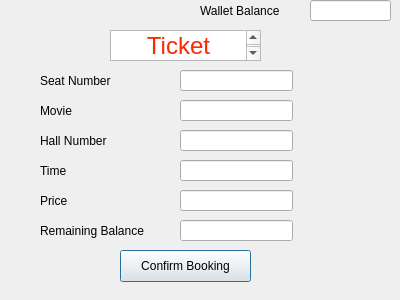
Qt form Applied-Final-Project/confirmbook.ui (MohmedAkram/Applied-Final-Project) before a commit.
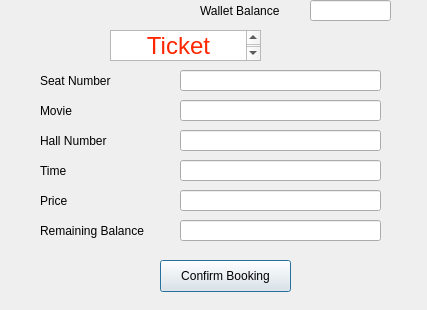
The same form after that commit.

```diff
--- a/Applied-Final-Project/confirmbook.ui
+++ b/Applied-Final-Project/confirmbook.ui
@@ -6,8 +6,8 @@
    <rect>
     <x>0</x>
     <y>0</y>
-    <width>400</width>
-    <height>300</height>
+    <width>427</width>
+    <height>310</height>
    </rect>
   </property>
   <property name="windowTitle">
@@ -109,60 +109,81 @@
     <rect>
      <x>180</x>
      <y>70</y>
-     <width>113</width>
+     <width>201</width>
      <height>21</height>
     </rect>
    </property>
+   <property name="readOnly">
+    <bool>true</bool>
+   </property>
   </widget>
   <widget class="QLineEdit" name="Moviename">
    <property name="geometry">
     <rect>
      <x>180</x>
      <y>100</y>
-     <width>113</width>
+     <width>201</width>
      <height>21</height>
     </rect>
    </property>
+   <property name="autoFillBackground">
+    <bool>false</bool>
+   </property>
+   <property name="readOnly">
+    <bool>true</bool>
+   </property>
   </widget>
   <widget class="QLineEdit" name="HallEdit">
    <property name="geometry">
     <rect>
      <x>180</x>
      <y>130</y>
-     <width>113</width>
+     <width>201</width>
      <height>21</height>
     </rect>
    </property>
+   <property name="readOnly">
+    <bool>true</bool>
+   </property>
   </widget>
   <widget class="QLineEdit" name="TimeEdit">
    <property name="geometry">
     <rect>
      <x>180</x>
      <y>160</y>
-     <width>113</width>
+     <width>201</width>
      <height>21</height>
     </rect>
    </property>
+   <property name="readOnly">
+    <bool>true</bool>
+   </property>
   </widget>
   <widget class="QLineEdit" name="PriceEdit">
    <property name="geometry">
     <rect>
      <x>180</x>
      <y>190</y>
-     <width>113</width>
+     <width>201</width>
      <height>21</height>
     </rect>
    </property>
+   <property name="readOnly">
+    <bool>true</bool>
+   </property>
   </widget>
   <widget class="QLineEdit" name="RemainingEdit">
    <property name="geometry">
     <rect>
      <x>180</x>
      <y>220</y>
-     <width>113</width>
+     <width>201</width>
      <height>21</height>
     </rect>
    </property>
+   <property name="readOnly">
+    <bool>true</bool>
+   </property>
   </widget>
   <widget class="QLineEdit" name="WalletEdit">
    <property name="geometry">
@@ -197,8 +218,8 @@
   <widget class="QPushButton" name="Confirm">
    <property name="geometry">
     <rect>
-     <x>120</x>
-     <y>250</y>
+     <x>160</x>
+     <y>260</y>
      <width>131</width>
      <height>32</height>
     </rect>
```
